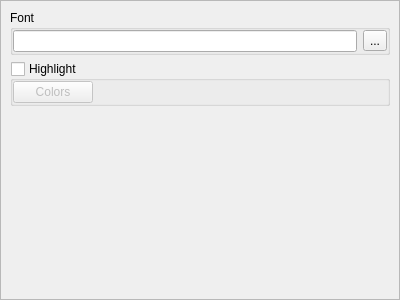
horsicq/XDisasmView, file xdisasmviewoptionswidget.ui: the form before one commit.
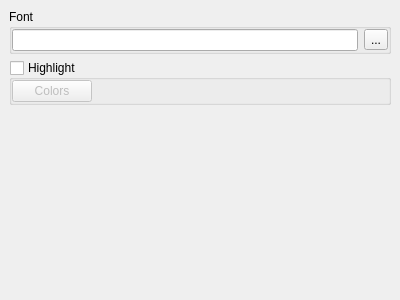
The form after the commit.

Patch:
```diff
--- a/xdisasmviewoptionswidget.ui
+++ b/xdisasmviewoptionswidget.ui
@@ -28,6 +28,12 @@
    </property>
    <item>
     <widget class="QScrollArea" name="scrollArea">
+     <property name="frameShape">
+      <enum>QFrame::NoFrame</enum>
+     </property>
+     <property name="frameShadow">
+      <enum>QFrame::Plain</enum>
+     </property>
      <property name="widgetResizable">
       <bool>true</bool>
      </property>
@@ -36,8 +42,8 @@
        <rect>
         <x>0</x>
         <y>0</y>
-        <width>398</width>
-        <height>298</height>
+        <width>400</width>
+        <height>300</height>
        </rect>
       </property>
       <layout class="QVBoxLayout" name="verticalLayout_2">
```
